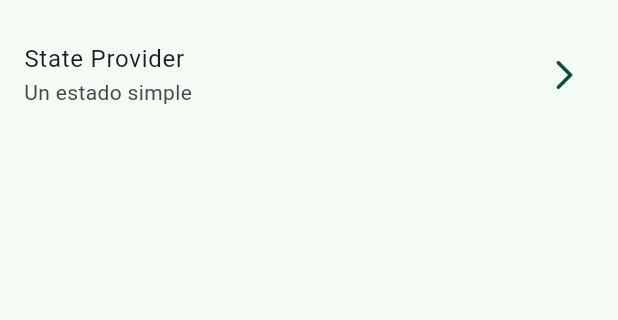
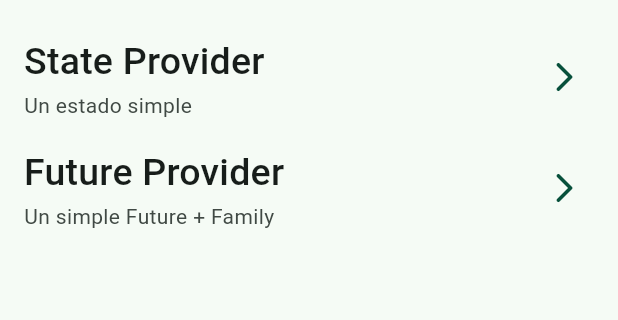
Before and after one commit to valeroman/FT-RiverApp, a Flutter app: the screen it shows after launch, on a phone screen of 412 x 824 dp, the part 63-383 px from its top. Run offline on Flutter 3.47's test engine with Material 2 defaults, Android fonts, the phone set to English and light mode, and no system bars; our stand-ins replace dio, flutter_riverpod, go_router, google_fonts; missing offline and left inert: random_name_generator.

Commit message:
Future Provider

```diff
--- a/lib/config/config.dart
+++ b/lib/config/config.dart
@@ -1,3 +1,6 @@
 export 'theme/app_theme.dart';
+
 export 'router/app_router.dart';
+
 export 'helpers/random_generator.dart';
+export 'helpers/pokemon_service.dart';
--- a/lib/config/router/app_router.dart
+++ b/lib/config/router/app_router.dart
@@ -15,6 +15,11 @@ final appRouter = GoRouter(
     GoRoute(
       path: '/state-provider',
       builder: (context, state) => const StateProviderScreen(),
+    ),
+
+    GoRoute(
+      path: '/future-provider',
+      builder: (context, state) => const PokemonScreen(),
     )
 
   ]
--- a/lib/presentation/providers/providers.dart
+++ b/lib/presentation/providers/providers.dart
@@ -1 +1,2 @@
 export 'random_name_provider.dart';
+export 'pokemon_provider.dart';
--- a/lib/presentation/screens/home/home_screen.dart
+++ b/lib/presentation/screens/home/home_screen.dart
@@ -20,9 +20,9 @@ class HomeScreen extends StatelessWidget {
 class _HomeScreenView extends StatelessWidget {
 
   const _HomeScreenView();
-
   @override
   Widget build(BuildContext context) {
+
     return ListView(
       children: const [
 
@@ -30,7 +30,14 @@ class _HomeScreenView extends StatelessWidget {
           title: 'State Provider',
           subTitle: 'Un estado simple',
           location: '/state-provider',
+        ),
+
+         _CustomListTile(
+          title: 'Future Provider',
+          subTitle: 'Un simple Future + Family',
+          location: '/future-provider',
         )
+
 
       ],
     );
@@ -51,8 +58,11 @@ class _CustomListTile extends StatelessWidget {
 
   @override
   Widget build(BuildContext context) {
+
+    final textStyle = Theme.of(context).textTheme.titleMedium;
+
     return ListTile(
-      title: Text(title),
+      title: Text(title, style: textStyle),
       subtitle: Text(subTitle),
       trailing: const Icon(Icons.arrow_forward_ios_rounded),
       onTap: () => context.push(location),
--- a/lib/presentation/screens/screens.dart
+++ b/lib/presentation/screens/screens.dart
@@ -1,2 +1,3 @@
 export 'home/home_screen.dart';
 export '01-state-provider/state_provider_screen.dart';
+export '02-future-provider/pokemon_screen.dart';
--- a/pubspec.yaml
+++ b/pubspec.yaml
@@ -7,6 +7,7 @@ environment:
   sdk: '>=3.0.3 <4.0.0'
 
 dependencies:
+  dio: ^5.2.1+1
   flutter:
     sdk: flutter
   flutter_riverpod: ^2.3.6
```
Also changed, not shown: lib/config/helpers/pokemon_service.dart (added, +20 -0 lines), lib/presentation/providers/pokemon_provider.dart (added, +24 -0 lines), lib/presentation/screens/02-future-provider/pokemon_screen.dart (added, +59 -0 lines), pubspec.lock.
